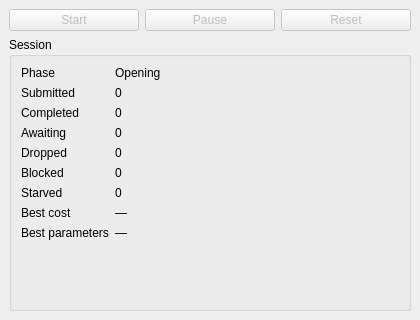
First picture: the form in labscript_optimization/window.ui, repository spielman-group/labscript-optimization, before the edit.
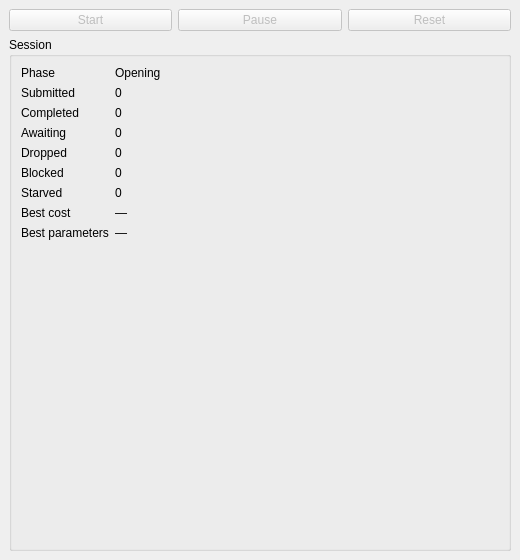
Second picture: the form after the edit.

```diff
--- a/labscript_optimization/window.ui
+++ b/labscript_optimization/window.ui
@@ -3,7 +3,7 @@
  <class>OptimizerWindow</class>
  <widget class="QMainWindow" name="OptimizerWindow">
   <property name="geometry">
-   <rect><x>0</x><y>0</y><width>420</width><height>320</height></rect>
+   <rect><x>0</x><y>0</y><width>520</width><height>560</height></rect>
   </property>
   <property name="windowTitle"><string>labscript optimizer</string></property>
   <widget class="QWidget" name="centralwidget">
```
Left out of the diff: 3 changed lines with no effect on the pictures.
